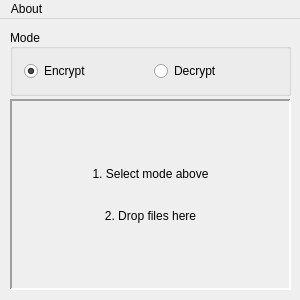
First picture: the form in unix_gui/cloaker/mainwindow.ui, repository spieglt/Cloaker, before the edit.
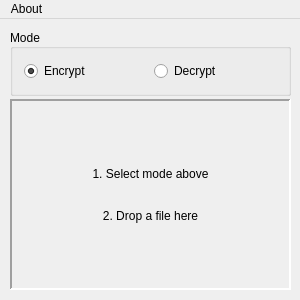
Second picture: the form after the edit. Custom widgets are drawn as their Qt base class.

Diff of the .ui file:
```diff
--- a/unix_gui/cloaker/mainwindow.ui
+++ b/unix_gui/cloaker/mainwindow.ui
@@ -92,7 +92,7 @@
      <string>1. Select mode above
 
 
-2. Drop files here</string>
+2. Drop a file here</string>
     </property>
     <property name="alignment">
      <set>Qt::AlignCenter</set>
```
